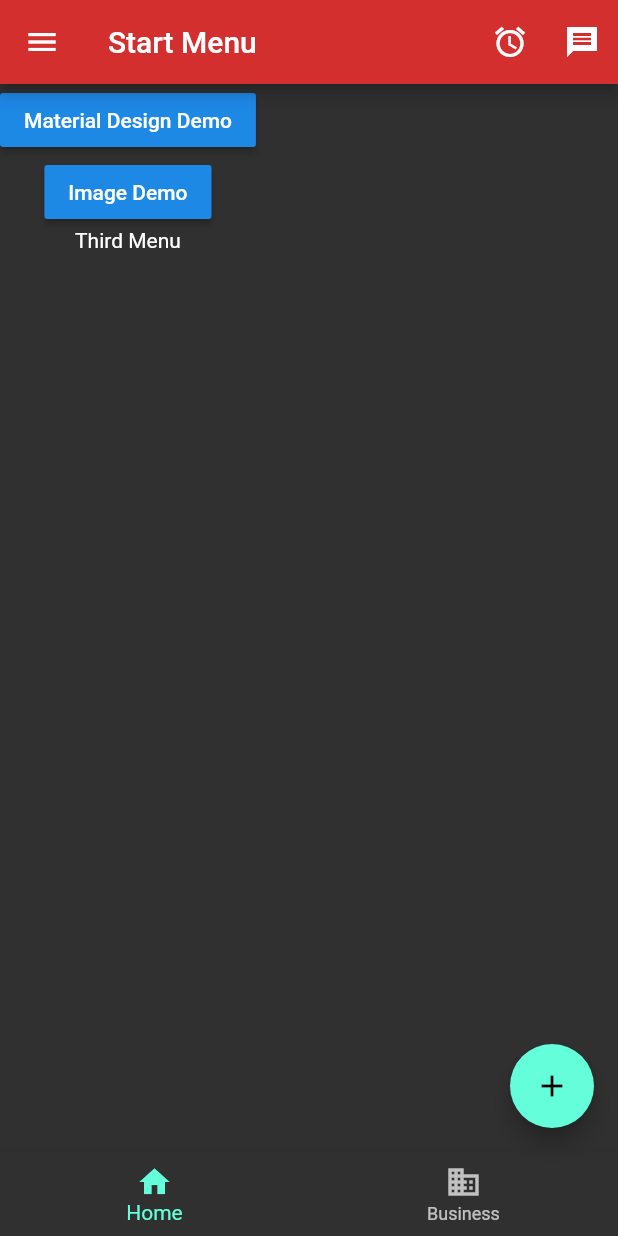
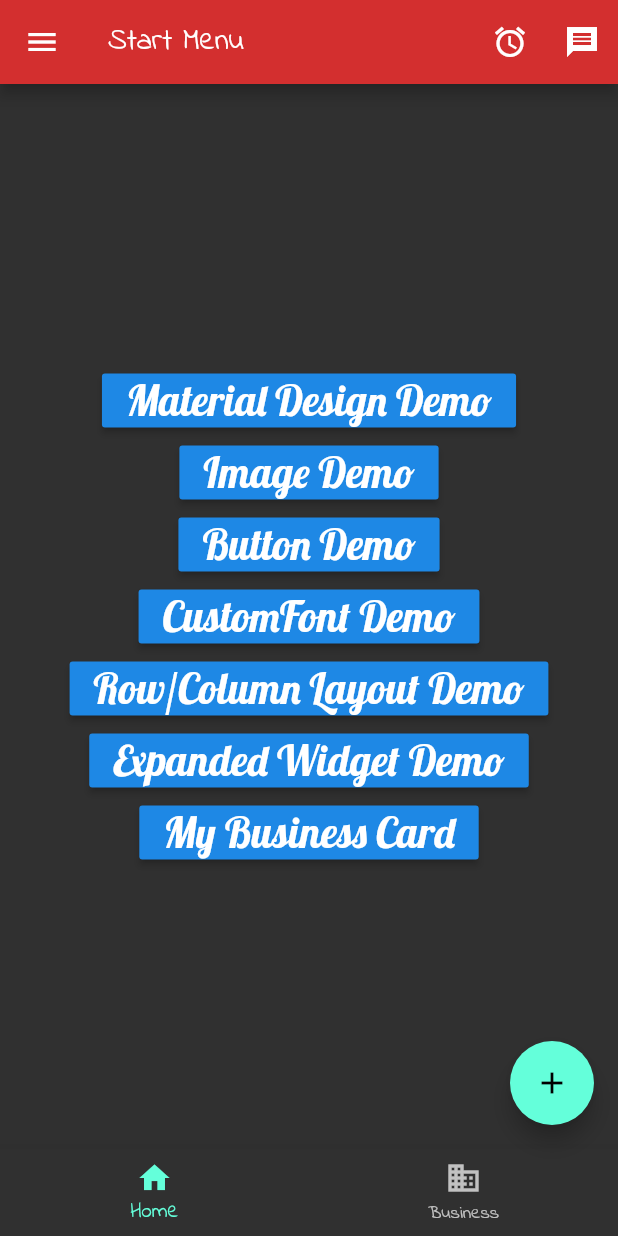
Before and after one commit to Ryanftw/CMSC4303-lesson1, a Flutter app: the screen it shows after launch, on a phone screen of 412 x 824 dp. Run offline on Flutter 3.47's test engine with Material 2 defaults, Android fonts, the phone set to English and light mode, and no system bars.

Commit message:
Lesson 1 Complete

```diff
--- a/lib/main.dart
+++ b/lib/main.dart
@@ -1,5 +1,10 @@
 import 'package:flutter/material.dart';
+import 'package:lesson1/screen/businesscard_screen.dart';
+import 'package:lesson1/screen/button_screen.dart';
+import 'package:lesson1/screen/expandedwidget_screen.dart';
+import 'package:lesson1/screen/font_screen.dart';
 import 'package:lesson1/screen/image_screen.dart';
+import 'package:lesson1/screen/rowcol_screen.dart';
 import 'package:lesson1/screen/start_screen.dart';
 import 'package:lesson1/screen/materialdesign_screen.dart';
 
@@ -15,9 +20,13 @@ class Lesson1App extends StatelessWidget {
       theme: ThemeData(
         // Define custom theme settings for the app here.
         brightness: Brightness.dark,
+        fontFamily: 'IndieFlower',
         primaryColor: Colors.red[700],
         textTheme: TextTheme(
-          headline1: TextStyle(fontSize: 30.0, color: Colors.yellow[900]),
+          button: TextStyle(
+            fontFamily: 'Lobster',
+            fontSize: 28.0,
+          ),
         ),
       ),
       initialRoute: StartScreen.routeName,
@@ -26,6 +35,11 @@ class Lesson1App extends StatelessWidget {
         MaterialDesignScreen.routeName: (context) =>
             MaterialDesignScreen(), //same as doing (context) {return MaterialDesignScreen();},
         ImageScreen.routeName: (context) => ImageScreen(),
+        ButtonScreen.routeName: (context) => ButtonScreen(),
+        FontScreen.routeName: (context) => FontScreen(),
+        RowColScreen.routeName: (context) => RowColScreen(),
+        ExpandedWidgetScreen.routeName: (context) => ExpandedWidgetScreen(),
+        BusinessCardScreen.routeName: (context) => BusinessCardScreen(),
       },
     );
   }
--- /dev/null
+++ b/lib/screen/font_screen.dart
@@ -0,0 +1,27 @@
+import 'package:flutter/material.dart';
+
+class FontScreen extends StatelessWidget {
+  static const routeName = '/fontScreen';
+  @override
+  Widget build(BuildContext context) {
+    return Scaffold(
+      appBar: AppBar(
+        title: Text('Font Demo'),
+      ),
+      body: Column(
+        children: [
+          Text(
+            'Font demo for mobile application dev class',
+          ),
+          Text(
+            'Font demo for mobile application dev class',
+            style: TextStyle(
+              fontSize: 30.0,
+              fontFamily: 'IndieFlower',
+            ),
+          ),
+        ],
+      ),
+    );
+  }
+}
--- a/lib/screen/start_screen.dart
+++ b/lib/screen/start_screen.dart
@@ -1,5 +1,10 @@
 import 'package:flutter/material.dart';
+import 'package:lesson1/screen/businesscard_screen.dart';
+import 'package:lesson1/screen/button_screen.dart';
+import 'package:lesson1/screen/expandedwidget_screen.dart';
+import 'package:lesson1/screen/font_screen.dart';
 import 'package:lesson1/screen/image_screen.dart';
+import 'package:lesson1/screen/rowcol_screen.dart';
 import 'package:lesson1/screen/materialdesign_screen.dart';
 
 class StartScreen extends StatelessWidget {
@@ -43,19 +48,66 @@ class StartScreen extends StatelessWidget {
             ],
           ),
         ),
-        body: Column(
+        body: Container(
+          width: MediaQuery.of(context).size.width,
+          child: Column(
+            mainAxisAlignment: MainAxisAlignment.center,
+            crossAxisAlignment: CrossAxisAlignment.center,
             children: [
               RaisedButton(
                 onPressed: () =>
                     Navigator.pushNamed(context, MaterialDesignScreen.routeName),
-              child: Text('Material Design Demo'),
+                child: Text(
+                  'Material Design Demo',
+                  style: Theme.of(context).textTheme.button,
+                ),
               ),
               RaisedButton(
                 onPressed: () => Navigator.pushNamed(context, ImageScreen.routeName),
-              child: Text('Image Demo'),
+                child: Text(
+                  'Image Demo',
+                  style: Theme.of(context).textTheme.button,
                 ),
-            Text('Third Menu'),
+              ),
+              RaisedButton(
+                onPressed: () => Navigator.pushNamed(context, ButtonScreen.routeName),
+                child: Text(
+                  'Button Demo',
+                  style: Theme.of(context).textTheme.button,
+                ),
+              ),
+              RaisedButton(
+                onPressed: () => Navigator.pushNamed(context, FontScreen.routeName),
+                child: Text(
+                  'CustomFont Demo',
+                  style: Theme.of(context).textTheme.button,
+                ),
+              ),
+              RaisedButton(
+                onPressed: () => Navigator.pushNamed(context, RowColScreen.routeName),
+                child: Text(
+                  'Row/Column Layout Demo',
+                  style: Theme.of(context).textTheme.button,
+                ),
+              ),
+              RaisedButton(
+                onPressed: () =>
+                    Navigator.pushNamed(context, ExpandedWidgetScreen.routeName),
+                child: Text(
+                  'Expanded Widget Demo',
+                  style: Theme.of(context).textTheme.button,
+                ),
+              ),
+              RaisedButton(
+                onPressed: () =>
+                    Navigator.pushNamed(context, BusinessCardScreen.routeName),
+                child: Text(
+                  'My Business Card',
+                  style: Theme.of(context).textTheme.button,
+                ),
+              ),
             ],
+          ),
         ),
         floatingActionButton: FloatingActionButton(
           onPressed: () {
```
Also changed, not shown: lib/screen/businesscard_screen.dart (added, +95 -0 lines), lib/screen/button_screen.dart (added, +50 -0 lines), lib/screen/expandedwidget_screen.dart (added, +72 -0 lines), lib/screen/rowcol_screen.dart (added, +160 -0 lines), pubspec.yaml (+8 -12 lines), fonts/IndieFlower-Regular.ttf (added), fonts/Lobster-Regular.ttf (added), images/Lorenz.jpg (added). Lines whose indentation alone changed are shown as unchanged.
